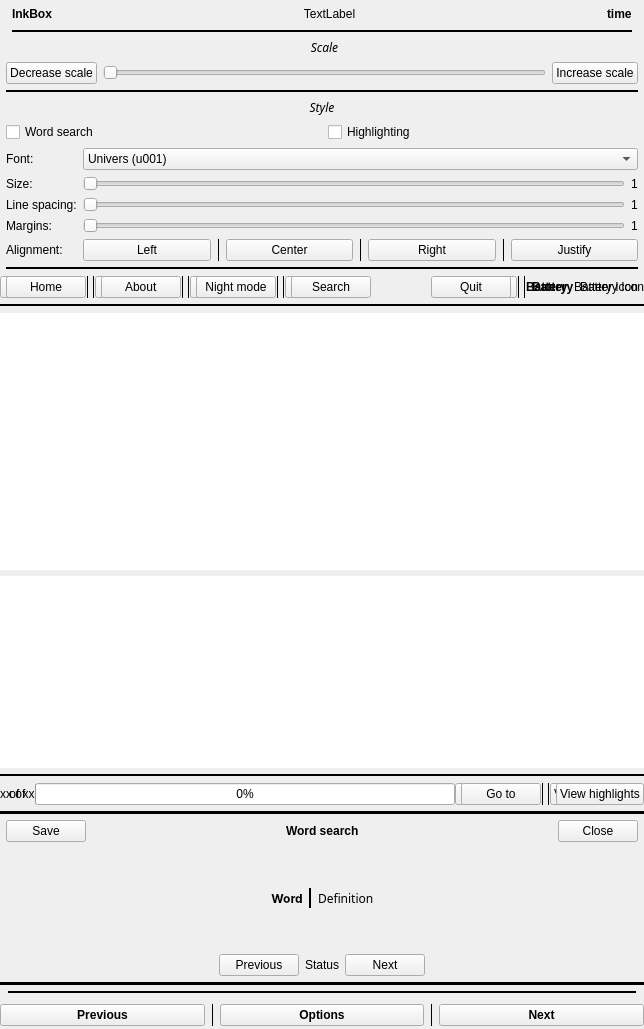
Before: the Qt Designer form src/reader/reader.ui in Szybet/inkbox, drawn with Qt 5.
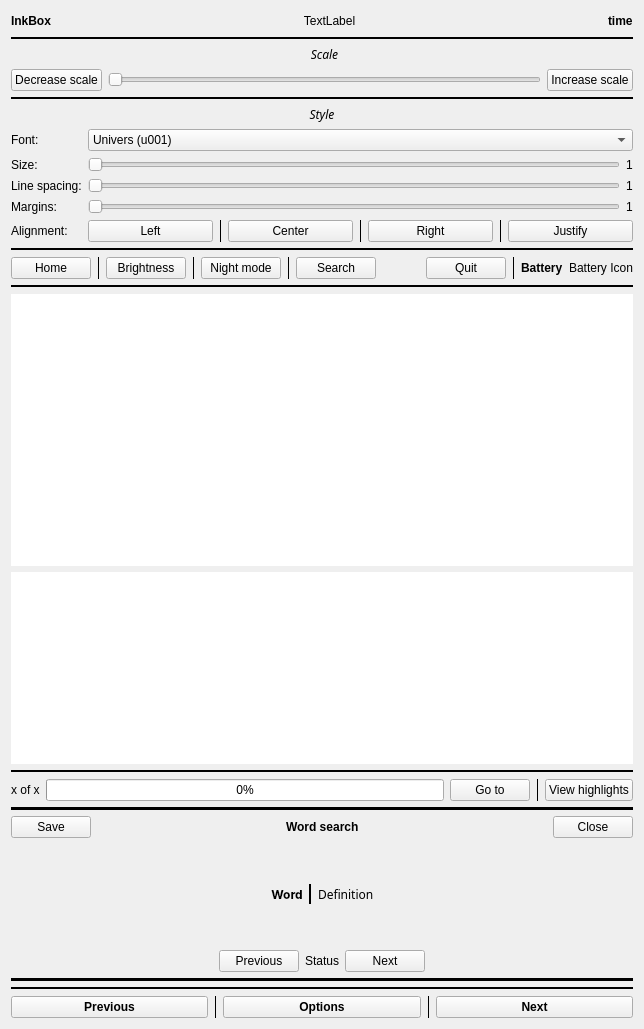
After: the same form once the commit is applied.

Diff of the .ui file:
```diff
--- a/src/reader/reader.ui
+++ b/src/reader/reader.ui
@@ -14,163 +14,23 @@
    <string>Form</string>
   </property>
   <layout class="QVBoxLayout" name="verticalLayout">
-   <property name="leftMargin">
-    <number>0</number>
-   </property>
-   <property name="topMargin">
-    <number>0</number>
-   </property>
-   <property name="rightMargin">
-    <number>0</number>
-   </property>
-   <property name="bottomMargin">
-    <number>0</number>
-   </property>
    <item>
     <layout class="QGridLayout" name="gridLayout">
-     <property name="verticalSpacing">
-      <number>6</number>
-     </property>
-     <item row="14" column="0">
-      <widget class="QStackedWidget" name="pageWidget">
-       <widget class="QWidget" name="page_10">
-        <layout class="QVBoxLayout" name="verticalLayout_5">
-         <property name="leftMargin">
-          <number>0</number>
-         </property>
-         <property name="topMargin">
-          <number>0</number>
-         </property>
-         <property name="rightMargin">
-          <number>0</number>
-         </property>
-         <property name="bottomMargin">
-          <number>0</number>
-         </property>
-         <item>
-          <layout class="QGridLayout" name="gridLayout_15">
-           <property name="leftMargin">
-            <number>6</number>
-           </property>
-           <property name="rightMargin">
-            <number>6</number>
-           </property>
-           <item row="1" column="0">
-            <layout class="QGridLayout" name="gridLayout_18">
-             <property name="leftMargin">
-              <number>0</number>
-             </property>
-             <property name="rightMargin">
-              <number>0</number>
-             </property>
-             <property name="bottomMargin">
-              <number>0</number>
-             </property>
-             <item row="0" column="1">
-              <widget class="QProgressBar" name="pageProgressBar">
-               <property name="value">
-                <number>0</number>
-               </property>
-              </widget>
-             </item>
-             <item row="0" column="4">
-              <widget class="QPushButton" name="viewHighlightsBtn">
-               <property name="styleSheet">
-                <string notr="true"/>
-               </property>
-               <property name="text">
-                <string>View highlights</string>
-               </property>
-              </widget>
-             </item>
-             <item row="0" column="2">
-              <widget class="QPushButton" name="gotoBtn">
-               <property name="text">
-                <string>Go to</string>
-               </property>
-              </widget>
-             </item>
-             <item row="0" column="0">
-              <widget class="QLabel" name="pageNumberLabel">
-               <property name="text">
-                <string>x of x</string>
-               </property>
-              </widget>
-             </item>
-             <item row="0" column="3">
-              <widget class="Line" name="line_20">
-               <property name="frameShadow">
-                <enum>QFrame::Plain</enum>
-               </property>
-               <property name="orientation">
-                <enum>Qt::Vertical</enum>
-               </property>
-              </widget>
-             </item>
-            </layout>
-           </item>
-           <item row="0" column="0">
-            <widget class="Line" name="line_16">
-             <property name="frameShadow">
-              <enum>QFrame::Plain</enum>
-             </property>
-             <property name="lineWidth">
-              <number>2</number>
-             </property>
-             <property name="orientation">
-              <enum>Qt::Horizontal</enum>
-             </property>
-            </widget>
-           </item>
-          </layout>
-         </item>
-        </layout>
-       </widget>
-       <widget class="QWidget" name="page_11"/>
-      </widget>
-     </item>
-     <item row="12" column="0">
-      <widget class="QTextEdit" name="text">
-       <property name="sizePolicy">
-        <sizepolicy hsizetype="Expanding" vsizetype="Expanding">
-         <horstretch>50</horstretch>
-         <verstretch>50</verstretch>
-        </sizepolicy>
-       </property>
-       <property name="locale">
-        <locale language="English" country="UnitedStates"/>
-       </property>
-       <property name="frameShape">
-        <enum>QFrame::NoFrame</enum>
-       </property>
+     <item row="19" column="0">
+      <widget class="Line" name="line_2">
        <property name="frameShadow">
         <enum>QFrame::Plain</enum>
        </property>
        <property name="lineWidth">
-        <number>0</number>
+        <number>2</number>
        </property>
-       <property name="verticalScrollBarPolicy">
-        <enum>Qt::ScrollBarAlwaysOff</enum>
-       </property>
-       <property name="horizontalScrollBarPolicy">
-        <enum>Qt::ScrollBarAlwaysOff</enum>
+       <property name="orientation">
+        <enum>Qt::Horizontal</enum>
        </property>
       </widget>
      </item>
-     <item row="21" column="0">
+     <item row="20" column="0">
       <layout class="QGridLayout" name="gridLayout_2">
-       <property name="leftMargin">
-        <number>0</number>
-       </property>
-       <property name="topMargin">
-        <number>4</number>
-       </property>
-       <property name="rightMargin">
-        <number>0</number>
-       </property>
-       <property name="bottomMargin">
-        <number>3</number>
-       </property>
        <item row="0" column="0">
         <widget class="QPushButton" name="previousBtn">
          <property name="font">
@@ -260,12 +120,6 @@
          </item>
          <item>
           <layout class="QGridLayout" name="gridLayout_5">
-           <property name="leftMargin">
-            <number>6</number>
-           </property>
-           <property name="rightMargin">
-            <number>6</number>
-           </property>
            <property name="bottomMargin">
             <number>0</number>
            </property>
@@ -328,12 +182,6 @@
          </item>
          <item>
           <layout class="QGridLayout" name="gridLayout_12">
-           <property name="leftMargin">
-            <number>6</number>
-           </property>
-           <property name="rightMargin">
-            <number>6</number>
-           </property>
            <property name="bottomMargin">
             <number>0</number>
            </property>
@@ -809,13 +657,13 @@
        <widget class="QWidget" name="page_20">
         <layout class="QVBoxLayout" name="verticalLayout_8">
          <property name="leftMargin">
-          <number>6</number>
+          <number>0</number>
          </property>
          <property name="topMargin">
           <number>0</number>
          </property>
          <property name="rightMargin">
-          <number>6</number>
+          <number>0</number>
          </property>
          <property name="bottomMargin">
           <number>0</number>
@@ -838,15 +686,6 @@
              </property>
              <item>
               <layout class="QGridLayout" name="gridLayout_17">
-               <property name="leftMargin">
-                <number>6</number>
-               </property>
-               <property name="topMargin">
-                <number>4</number>
-               </property>
-               <property name="rightMargin">
-                <number>6</number>
-               </property>
                <property name="bottomMargin">
                 <number>0</number>
                </property>
@@ -1121,38 +960,14 @@
                    <property name="bottomMargin">
                     <number>0</number>
                    </property>
-                   <item row="3" column="0">
-                    <widget class="QLabel" name="lineSpacingLabel">
+                   <item row="0" column="0">
+                    <widget class="QLabel" name="fontLabel">
                      <property name="text">
-                      <string>Line spacing:</string>
+                      <string>Font:</string>
                      </property>
                     </widget>
                    </item>
                    <item row="4" column="1">
-                    <layout class="QGridLayout" name="gridLayout_24">
-                     <item row="0" column="0">
-                      <widget class="QSlider" name="marginsSlider">
-                       <property name="maximum">
-                        <number>9</number>
-                       </property>
-                       <property name="pageStep">
-                        <number>1</number>
-                       </property>
-                       <property name="orientation">
-                        <enum>Qt::Horizontal</enum>
-                       </property>
-                      </widget>
-                     </item>
-                     <item row="0" column="1">
-                      <widget class="QLabel" name="marginsValueLabel">
-                       <property name="text">
-                        <string>1</string>
-                       </property>
-                      </widget>
-                     </item>
-                    </layout>
-                   </item>
-                   <item row="5" column="1">
                     <layout class="QGridLayout" name="gridLayout_4">
                      <item row="0" column="4">
                       <widget class="QPushButton" name="alignRightBtn">
@@ -1233,20 +1048,20 @@
                     </layout>
                    </item>
                    <item row="2" column="0">
+                    <widget class="QLabel" name="lineSpacingLabel">
+                     <property name="text">
+                      <string>Line spacing:</string>
+                     </property>
+                    </widget>
+                   </item>
+                   <item row="1" column="0">
                     <widget class="QLabel" name="sizeLabel">
                      <property name="text">
                       <string>Size:</string>
                      </property>
                     </widget>
                    </item>
-                   <item row="5" column="0">
-                    <widget class="QLabel" name="alignmentLabel">
-                     <property name="text">
-                      <string>Alignment:</string>
-                     </property>
-                    </widget>
-                   </item>
-                   <item row="1" column="1">
+                   <item row="0" column="1">
                     <widget class="QComboBox" name="fontChooser">
                      <item>
                       <property name="text">
@@ -1305,14 +1120,14 @@
                      </item>
                     </widget>
                    </item>
-                   <item row="1" column="0">
-                    <widget class="QLabel" name="fontLabel">
+                   <item row="4" column="0">
+                    <widget class="QLabel" name="alignmentLabel">
                      <property name="text">
-                      <string>Font:</string>
+                      <string>Alignment:</string>
                      </property>
                     </widget>
                    </item>
-                   <item row="3" column="1">
+                   <item row="2" column="1">
                     <layout class="QGridLayout" name="gridLayout_23">
                      <item row="0" column="0">
                       <widget class="QSlider" name="lineSpacingSlider">
@@ -1345,7 +1160,7 @@
                      </item>
                     </layout>
                    </item>
-                   <item row="2" column="1">
+                   <item row="1" column="1">
                     <layout class="QGridLayout" name="gridLayout_11">
                      <item row="0" column="1">
                       <widget class="QLabel" name="sizeValueLabel">
@@ -1375,58 +1190,35 @@
                      </item>
                     </layout>
                    </item>
-                   <item row="4" column="0">
+                   <item row="3" column="0">
                     <widget class="QLabel" name="marginsLabel">
                      <property name="text">
                       <string>Margins:</string>
                      </property>
                     </widget>
                    </item>
-                   <item row="0" column="0" colspan="2">
-                    <layout class="QHBoxLayout" name="horizontalLayout_2">
-                     <item>
-                      <widget class="QCheckBox" name="wordSearchBox">
-                       <property name="text">
-                        <string>Word search</string>
+                   <item row="3" column="1">
+                    <layout class="QGridLayout" name="gridLayout_24">
+                     <item row="0" column="0">
+                      <widget class="QSlider" name="marginsSlider">
+                       <property name="maximum">
+                        <number>9</number>
                        </property>
-                      </widget>
-                     </item>
-                     <item>
-                      <spacer name="horizontalSpacer_12">
+                       <property name="pageStep">
+                        <number>1</number>
+                       </property>
                        <property name="orientation">
                         <enum>Qt::Horizontal</enum>
                        </property>
-                       <property name="sizeType">
-                        <enum>QSizePolicy::MinimumExpanding</enum>
-                       </property>
-                       <property name="sizeHint" stdset="0">
-                        <size>
-                         <width>40</width>
-                         <height>20</height>
-                        </size>
-                       </property>
-                      </spacer>
+                      </widget>
                      </item>
-                     <item>
-                      <widget class="QCheckBox" name="highlightingBox">
+                     <item row="0" column="1">
+                      <widget class="QLabel" name="marginsValueLabel">
                        <property name="text">
-                        <string>Highlighting</string>
+                        <string>1</string>
                        </property>
                       </widget>
                      </item>
-                     <item>
-                      <spacer name="horizontalSpacer_13">
-                       <property name="orientation">
-                        <enum>Qt::Horizontal</enum>
-                       </property>
-                       <property name="sizeHint" stdset="0">
-                        <size>
-                         <width>40</width>
-                         <height>20</height>
-                        </size>
-                       </property>
-                      </spacer>
-                     </item>
                     </layout>
                    </item>
                   </layout>
@@ -1458,232 +1250,6 @@
        <widget class="QWidget" name="page_21"/>
       </widget>
      </item>
-     <item row="13" column="0">
-      <widget class="QGraphicsView" name="graphicsView">
-       <property name="frameShape">
-        <enum>QFrame::NoFrame</enum>
-       </property>
-       <property name="frameShadow">
-        <enum>QFrame::Plain</enum>
-       </property>
-       <property name="lineWidth">
-        <number>0</number>
-       </property>
-       <property name="verticalScrollBarPolicy">
-        <enum>Qt::ScrollBarAlwaysOff</enum>
-       </property>
-       <property name="horizontalScrollBarPolicy">
-        <enum>Qt::ScrollBarAlwaysOff</enum>
-       </property>
-      </widget>
-     </item>
-     <item row="9" column="0">
-      <widget class="QStackedWidget" name="buttonsBarWidget">
-       <widget class="QWidget" name="page_2">
-        <layout class="QVBoxLayout" name="verticalLayout_9">
-         <property name="leftMargin">
-          <number>6</number>
-         </property>
-         <property name="topMargin">
-          <number>0</number>
-         </property>
-         <property name="rightMargin">
-          <number>6</number>
-         </property>
-         <property name="bottomMargin">
-          <number>0</number>
-         </property>
-         <item>
-          <layout class="QGridLayout" name="gridLayout_7">
-           <property name="leftMargin">
-            <number>0</number>
-           </property>
-           <property name="rightMargin">
-            <number>0</number>
-           </property>
-           <property name="bottomMargin">
-            <number>0</number>
-           </property>
-           <item row="0" column="11">
-            <widget class="QLabel" name="batteryLabel">
-             <property name="font">
-              <font>
-               <weight>75</weight>
-               <bold>true</bold>
-              </font>
-             </property>
-             <property name="text">
-              <string>Battery</string>
-             </property>
-            </widget>
-           </item>
-           <item row="0" column="2">
-            <widget class="QPushButton" name="aboutBtn">
-             <property name="text">
-              <string>  About  </string>
-             </property>
-            </widget>
-           </item>
-           <item row="0" column="12">
-            <widget class="QLabel" name="batteryIconLabel">
-             <property name="text">
-              <string>Battery Icon</string>
-             </property>
-            </widget>
-           </item>
-           <item row="0" column="4">
-            <widget class="QPushButton" name="nightModeBtn">
-             <property name="text">
-              <string>Night mode</string>
-             </property>
-            </widget>
-           </item>
-           <item row="0" column="1">
-            <widget class="Line" name="line_15">
-             <property name="frameShadow">
-              <enum>QFrame::Plain</enum>
-             </property>
-             <property name="orientation">
-              <enum>Qt::Vertical</enum>
-             </property>
-            </widget>
-           </item>
-           <item row="0" column="8">
-            <spacer name="horizontalSpacer_2">
-             <property name="orientation">
-              <enum>Qt::Horizontal</enum>
-             </property>
-             <property name="sizeHint" stdset="0">
-              <size>
-               <width>40</width>
-               <height>20</height>
-              </size>
-             </property>
-            </spacer>
-           </item>
-           <item row="0" column="9">
-            <widget class="QPushButton" name="quitBtn">
-             <property name="text">
-              <string>Quit</string>
-             </property>
-            </widget>
-           </item>
-           <item row="0" column="0">
-            <widget class="QPushButton" name="homeBtn">
-             <property name="text">
-              <string>  Home  </string>
-             </property>
-            </widget>
-           </item>
-           <item row="0" column="6">
-            <widget class="QPushButton" name="searchBtn">
-             <property name="text">
-              <string>Search</string>
-             </property>
-            </widget>
-           </item>
-           <item row="0" column="5">
-            <widget class="Line" name="line_17">
-             <property name="frameShadow">
-              <enum>QFrame::Plain</enum>
-             </property>
-             <property name="orientation">
-              <enum>Qt::Vertical</enum>
-             </property>
-            </widget>
-           </item>
-           <item row="0" column="3">
-            <widget class="Line" name="line_7">
-             <property name="frameShadow">
-              <enum>QFrame::Plain</enum>
-             </property>
-             <property name="lineWidth">
-              <number>1</number>
-             </property>
-             <property name="orientation">
-              <enum>Qt::Vertical</enum>
-             </property>
-            </widget>
-           </item>
-           <item row="0" column="10">
-            <widget class="Line" name="line_19">
-             <property name="frameShadow">
-              <enum>QFrame::Plain</enum>
-             </property>
-             <property name="orientation">
-              <enum>Qt::Vertical</enum>
-             </property>
-            </widget>
-           </item>
-          </layout>
-         </item>
-         <item>
-          <widget class="Line" name="line_4">
-           <property name="frameShadow">
-            <enum>QFrame::Plain</enum>
-           </property>
-           <property name="lineWidth">
-            <number>2</number>
-           </property>
-           <property name="orientation">
-            <enum>Qt::Horizontal</enum>
-           </property>
-          </widget>
-         </item>
-        </layout>
-       </widget>
-       <widget class="QWidget" name="page_6"/>
-      </widget>
-     </item>
-     <item row="20" column="0">
-      <layout class="QHBoxLayout" name="horizontalLayout">
-       <item>
-        <spacer name="horizontalSpacer_10">
-         <property name="orientation">
-          <enum>Qt::Horizontal</enum>
-         </property>
-         <property name="sizeType">
-          <enum>QSizePolicy::Fixed</enum>
-         </property>
-         <property name="sizeHint" stdset="0">
-          <size>
-           <width>8</width>
-           <height>0</height>
-          </size>
-         </property>
-        </spacer>
-       </item>
-       <item>
-        <widget class="Line" name="line_2">
-         <property name="frameShadow">
-          <enum>QFrame::Plain</enum>
-         </property>
-         <property name="lineWidth">
-          <number>2</number>
-         </property>
-         <property name="orientation">
-          <enum>Qt::Horizontal</enum>
-         </property>
-        </widget>
-       </item>
-       <item>
-        <spacer name="horizontalSpacer_11">
-         <property name="orientation">
-          <enum>Qt::Horizontal</enum>
-         </property>
-         <property name="sizeType">
-          <enum>QSizePolicy::Fixed</enum>
-         </property>
-         <property name="sizeHint" stdset="0">
-          <size>
-           <width>8</width>
-           <height>0</height>
-          </size>
-         </property>
-        </spacer>
-       </item>
-      </layout>
-     </item>
     </layout>
    </item>
   </layout>
```
